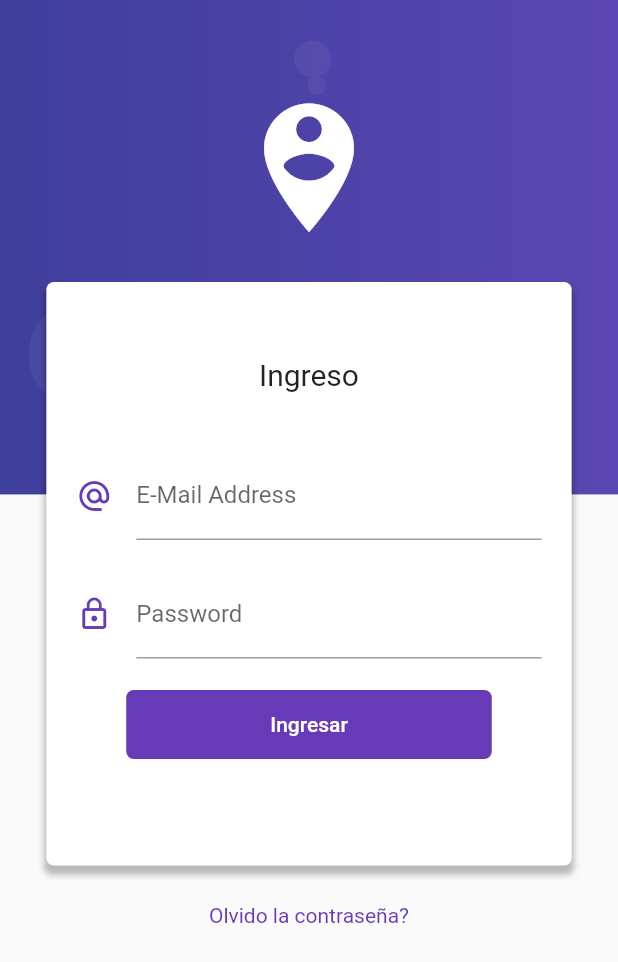
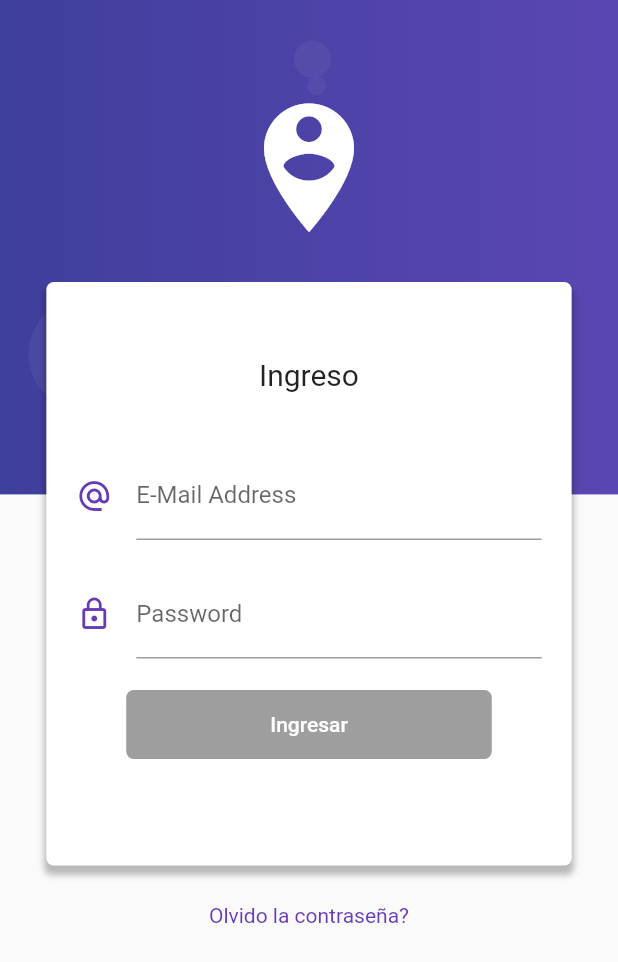
Before and after one commit to mtsluna/flutter_work_repository, a Flutter app: the screen it shows after launch, on a phone screen of 412 x 824 dp. Shown: the top 962 px of the screen. Run offline on Flutter 3.47's test engine with Material 2 defaults, Android fonts, the phone set to English and light mode, and no system bars; our stand-ins replace flutter_map, flutter_swiper, latlong, rxdart, shared_preferences, sqflite; missing offline and left inert: qrcode_reader; accounts and stored records are empty.

Commit message:
login_app: finished. Data streams and more

```diff
--- a/login_app/lib/main.dart
+++ b/login_app/lib/main.dart
@@ -1,13 +1,21 @@
 import 'package:flutter/material.dart';
+import 'package:login_app/src/blocs/provider.dart';
 import 'package:login_app/src/pages/home_page.dart';
 import 'package:login_app/src/pages/login_page.dart';
 
 void main() => runApp(MyApp());
 
-class MyApp extends StatelessWidget {
+class MyApp extends StatefulWidget {
+  @override
+  _MyAppState createState() => _MyAppState();
+}
+
+class _MyAppState extends State<MyApp> {
   @override
   Widget build(BuildContext context) {
-    return MaterialApp(
+
+    return Provider(
+      child: MaterialApp(
         title: 'Login App',
         debugShowCheckedModeBanner: false,
         initialRoute: LoginPage.routeName,
@@ -15,6 +23,10 @@ class MyApp extends StatelessWidget {
           HomePage.routeName  : (BuildContext context) => HomePage(),
           LoginPage.routeName : (BuildContext context) => LoginPage()
         },
+        theme: ThemeData(
+          primaryColor: Colors.deepPurple
+        ),
+      ),
     );
   }
 }
--- /dev/null
+++ b/login_app/lib/src/blocs/login_bloc.dart
@@ -0,0 +1,28 @@
+import 'dart:async';
+
+import 'package:login_app/src/blocs/validators.dart';
+import 'package:rxdart/rxdart.dart';
+
+class LoginBloc with Validators{
+
+  final _emailController = BehaviorSubject<String>();
+  final _passwController = BehaviorSubject<String>();
+
+  Function(String) get changeEmail => _emailController.sink.add;
+  Function(String) get changePassword => _passwController.sink.add;
+
+  Stream<String> get emailStream => _emailController.stream.transform(validateEmail);
+  Stream<String> get passwordStream => _passwController.stream.transform(validatePassword);
+
+  Stream<bool> get formValidStream =>
+      Observable.combineLatest2(emailStream, passwordStream, (e, p) => true);
+
+  String get email => _emailController.value;
+  String get passw => _passwController.value;
+
+  dispose(){
+    _emailController?.close();
+    _passwController?.close();
+  }
+
+}
--- /dev/null
+++ b/login_app/lib/src/blocs/provider.dart
@@ -0,0 +1,31 @@
+import 'package:flutter/material.dart';
+import 'package:login_app/src/blocs/login_bloc.dart';
+
+class Provider extends InheritedWidget{
+
+  static Provider _instance;
+
+  factory Provider({Key key, Widget child}){
+    if(_instance == null){
+      _instance = new Provider._internal(key: key, child: child,);
+    }
+
+    return _instance;
+
+  }
+
+  Provider._internal({Key key, Widget child})
+    :super(key: key, child: child);
+
+  final loginBloc = LoginBloc();
+
+  @override
+  bool updateShouldNotify(InheritedWidget oldWidget) => true;
+
+  static LoginBloc of (BuildContext context){
+
+    return (context.inheritFromWidgetOfExactType(Provider) as Provider).loginBloc;
+
+  }
+
+}
--- a/login_app/lib/src/pages/login_page.dart
+++ b/login_app/lib/src/pages/login_page.dart
@@ -1,6 +1,9 @@
 import 'dart:math';
 
 import 'package:flutter/material.dart';
+import 'package:login_app/src/blocs/login_bloc.dart';
+import 'package:login_app/src/blocs/provider.dart';
+import 'package:login_app/src/pages/home_page.dart';
 
 class LoginPage extends StatelessWidget {
 
@@ -21,7 +24,7 @@ class LoginPage extends StatelessWidget {
       children: <Widget>[
         _createBackgroundGradient(context, size),
         _createBackgroundDecoration(context, size),
-        _createFormCard(size),
+        _createFormCard(context, size),
       ],
     );
   }
@@ -86,7 +89,7 @@ class LoginPage extends StatelessWidget {
 
   }
 
-  Widget _createFormCard(Size size){
+  Widget _createFormCard(BuildContext context, Size size){
 
     return Container(
       padding: EdgeInsets.only(top: 60.0),
@@ -103,7 +106,7 @@ class LoginPage extends StatelessWidget {
                 height: 10.0,
                 width: double.infinity,
               ),
-              _createCard(size)
+              _createCard(context, size)
             ],
           ),
         ],
@@ -112,7 +115,10 @@ class LoginPage extends StatelessWidget {
 
   }
 
-  Widget _createCard(Size size) {
+  Widget _createCard(BuildContext context, Size size) {
+
+    final bloc = Provider.of(context);
+
     return SingleChildScrollView(
       child: Column(
         children: <Widget>[
@@ -138,7 +144,7 @@ class LoginPage extends StatelessWidget {
               ]
             ),
             child: Column(
-              children: _inputFields()
+              children: _inputFields(bloc)
             ),
           ),
           SizedBox(height: 20.0),
@@ -154,7 +160,7 @@ class LoginPage extends StatelessWidget {
     );
   }
 
-  List<Widget> _inputFields(){
+  List<Widget> _inputFields(LoginBloc bloc){
     return <Widget>[
       Text(
         "Ingreso",
@@ -163,16 +169,20 @@ class LoginPage extends StatelessWidget {
         ),
       ),
       SizedBox(height: 40.0,),
-      _createEmail(),
+      _createEmail(bloc),
       SizedBox(height: 20.0,),
-      _createPassword(),
+      _createPassword(bloc),
       SizedBox(height: 20.0,),
-      _createButton(),
+      _createButton(bloc),
       SizedBox(height: 20.0,),
     ];
   }
 
-  Widget _createEmail(){
+  Widget _createEmail(LoginBloc bloc){
+
+    return StreamBuilder(
+      stream: bloc.emailStream,
+      builder: (BuildContext context, AsyncSnapshot snapshot){
         return Container(
           padding: EdgeInsets.symmetric(horizontal: 20.0),
           child: TextField(
@@ -183,13 +193,23 @@ class LoginPage extends StatelessWidget {
                 color: Colors.deepPurple,
               ),
               hintText: 'ejemplo@correo.com',
-          labelText: 'E-Mail Address'
+              labelText: 'E-Mail Address',
+              counterText: snapshot.data,
+              errorText: snapshot.error
             ),
+            onChanged: bloc.changeEmail,
           ),
+        );
+      },
     );
   }
 
-  Widget _createPassword(){
+  Widget _createPassword(LoginBloc bloc){
+
+    return StreamBuilder(
+      stream: bloc.passwordStream,
+      builder: (BuildContext context, AsyncSnapshot snapshot){
+
         return Container(
           padding: EdgeInsets.symmetric(horizontal: 20.0),
           child: TextField(
@@ -199,13 +219,22 @@ class LoginPage extends StatelessWidget {
                 Icons.lock_outline,
                 color: Colors.deepPurple,
               ),
-          labelText: 'Password'
+              labelText: 'Password',
+              counterText: snapshot.data,
+              errorText: snapshot.error
             ),
+            onChanged: bloc.changePassword,
           ),
+        );
+      },
     );
   }
 
-  Widget _createButton(){
+  Widget _createButton(LoginBloc bloc){
+
+    return StreamBuilder(
+      stream: bloc.formValidStream,
+      builder: (BuildContext context, AsyncSnapshot snapshot){
         return RaisedButton(
           child: Container(
             padding: EdgeInsets.symmetric(horizontal: 80.0, vertical: 15.0),
@@ -217,10 +246,20 @@ class LoginPage extends StatelessWidget {
           elevation: 0.0,
           color: Colors.deepPurple,
           textColor: Colors.white,
-      onPressed: (){
-
+          onPressed: snapshot.hasData ? () => _login(context, bloc) : null,
+        );
       },
     );
   }
 
+  _login(BuildContext context, LoginBloc bloc){
+    print('================================');
+    print('Email: ${bloc.email}');
+    print('Passw: ${bloc.passw}');
+    print('================================');
+
+    Navigator.pushReplacementNamed(context, HomePage.routeName);
+
   }
+
+}
--- a/login_app/pubspec.yaml
+++ b/login_app/pubspec.yaml
@@ -23,6 +23,7 @@ dependencies:
   # The following adds the Cupertino Icons font to your application.
   # Use with the CupertinoIcons class for iOS style icons.
   cupertino_icons: ^0.1.2
+  rxdart: ^0.22.0
 
 dev_dependencies:
   flutter_test:
```
Also changed, not shown: login_app/lib/src/blocs/validators.dart (added, +34 -0 lines), login_app/lib/src/pages/home_page.dart (+14 -1 lines), login_app/pubspec.lock. Lines whose indentation alone changed are shown as unchanged.
